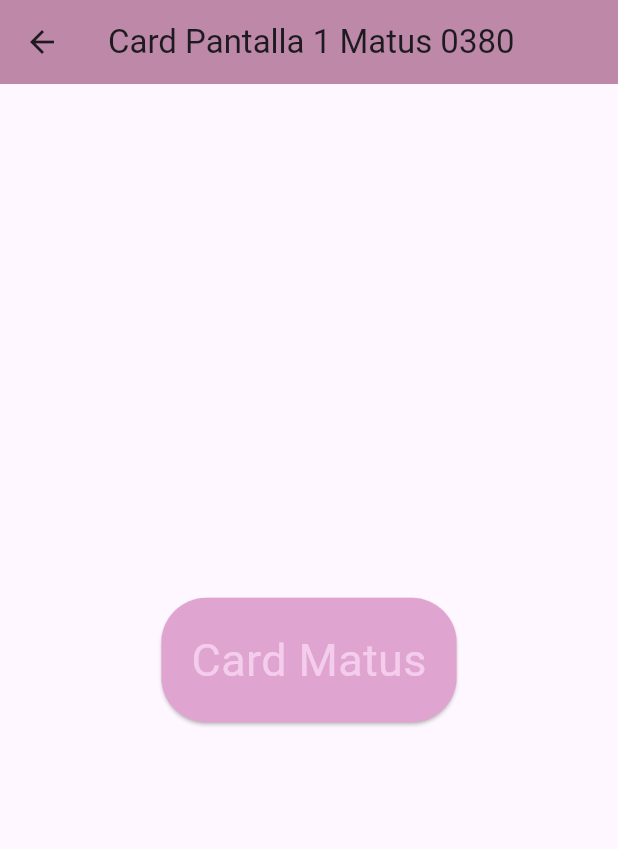
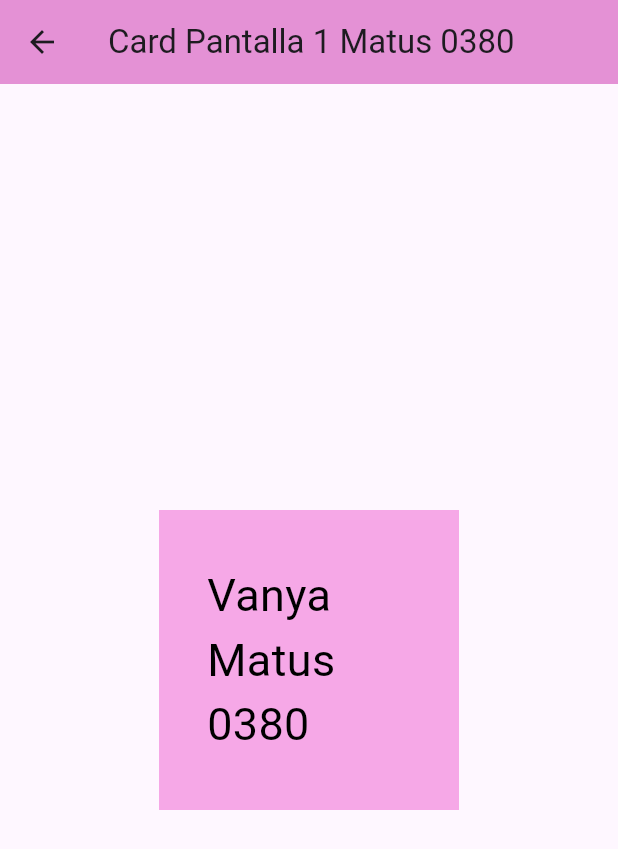
Before and after one commit to MatusG128/p15-Rutasv2-0380, a Flutter app: the screen it shows after launch, after a tap on "Cambiar a pantalla 1", on a phone screen of 412 x 824 dp. Shown: the top 849 px of the screen. Run offline on Flutter 3.47's test engine with Material 3 defaults, Android fonts, the phone set to English and light mode, and no system bars; missing offline and left inert: dart:html.

```diff
--- a/lib/main.dart
+++ b/lib/main.dart
@@ -1,6 +1,7 @@
 import 'package:flutter/material.dart';
 import 'package:matus0380/pantalla1_0380.dart';
 import 'package:matus0380/pantalla2_0380.dart';
+import 'package:matus0380/pantalla3_0380.dart';
 import 'package:matus0380/pantallainicial_0380.dart';
 
 void main() => runApp(MiApp0380());
@@ -17,6 +18,7 @@ class MiApp0380 extends StatelessWidget {
         "/": (context) => pantallainicial_0380(),
         "/pantalla1_0380": (context) => pantalla1_0380(),
         "/pantalla2_0380": (context) => pantalla2_0380(),
+        "/pantalla3_0380": (context) => pantalla3_0380(),
       }, //fin de rutas de pagina
     );
   }
--- a/lib/pantalla1_0380.dart
+++ b/lib/pantalla1_0380.dart
@@ -11,23 +11,21 @@ class pantalla1_0380 extends StatelessWidget {
     return Scaffold(
       appBar: AppBar(
         title: const Text("Card Pantalla 1 Matus 0380"),
-        backgroundColor: Color(0xffbe89a8),
+        backgroundColor: Color(0xffe491d5),
       ),
       body: Center(
-        child: Card(
-            shape:
-                RoundedRectangleBorder(borderRadius: BorderRadius.circular(30)),
-            color: Color(0xffe0a4d1),
-            child: Padding(
-              padding: EdgeInsets.all(20),
-              child: Text(
-                "Card Matus",
-                style: TextStyle(
-                  fontSize: 30,
-                  color: Color(0xfff4cdec),
-                ),
-              ),
-            )),
+        child: Container(
+          color: Color(0xfff6a8e7),
+          width: 200,
+          height: 200,
+          padding: EdgeInsets.all(32),
+          margin: EdgeInsets.symmetric(vertical: 16, horizontal: 32),
+          alignment: Alignment.center,
+          child: Text(
+            'Vanya Matus 0380',
+            style: TextStyle(fontSize: 30, color: Colors.black),
+          ),
+        ),
       ),
     );
   } //fin widget
--- a/lib/pantallainicial_0380.dart
+++ b/lib/pantallainicial_0380.dart
@@ -12,23 +12,32 @@ class pantallainicial_0380 extends StatelessWidget {
     return Scaffold(
         appBar: AppBar(
           title: const Text("pantalla inicial Matus0380"),
-          backgroundColor: Color(0xffbe89a8),
+          backgroundColor: Color(0xff000000),
         ),
         body: Center(
             child: Column(
           mainAxisAlignment: MainAxisAlignment.spaceEvenly,
           children: [
             ElevatedButton(
+              style: ElevatedButton.styleFrom(primary: Color(0xfff761dc)),
               onPressed: () {
                 Navigator.pushNamed(context, "/pantalla1_0380");
               },
               child: const Text("Cambiar a pantalla 1"),
             ),
             ElevatedButton(
+              style: ElevatedButton.styleFrom(primary: Color(0xff5690fb)),
               onPressed: () {
                 Navigator.pushNamed(context, "/pantalla2_0380");
               },
               child: const Text("Cambiar a pantalla 2"),
+            ),
+            ElevatedButton(
+              style: ElevatedButton.styleFrom(primary: Color(0xffae6df2)),
+              onPressed: () {
+                Navigator.pushNamed(context, "/pantalla3_0380");
+              },
+              child: const Text("Cambiar a pantalla 3"),
             )
           ], //niños widget
         )));
```
Also changed, not shown: lib/pantalla2_0380.dart (+9 -15 lines), lib/pantalla3_0380.dart (added, +29 -0 lines).
